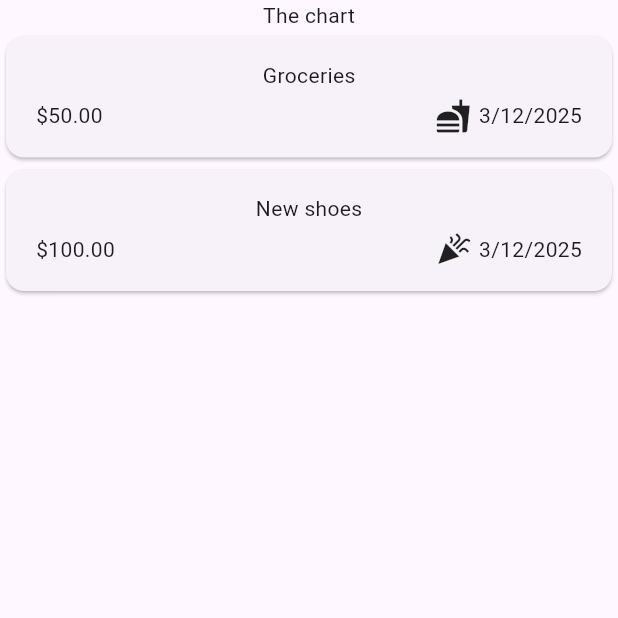
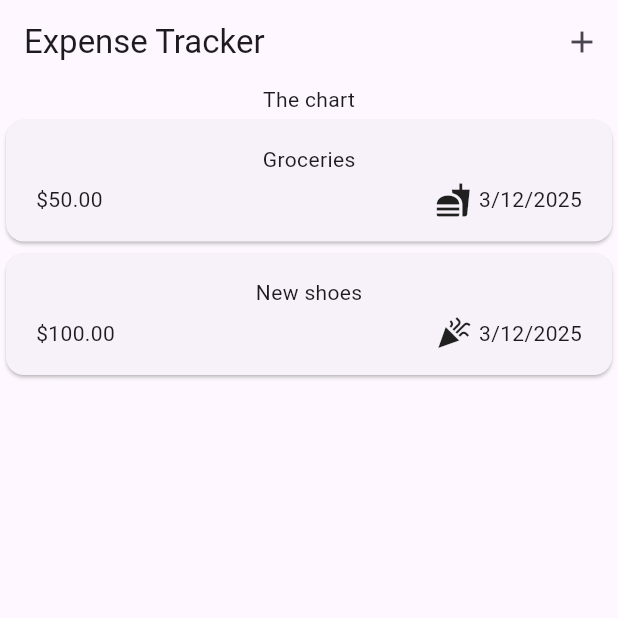
Before and after one commit to satyampra73/Expense_Tracker, a Flutter app: the screen it shows after launch, on a phone screen of 412 x 824 dp, the top half of it. Run offline on Flutter 3.47's test engine with Material 3 defaults, Android fonts, the phone set to English and light mode, and no system bars.

Commit message:
Working on Bottom sheet for Add Expense

```diff
--- a/lib/main.dart
+++ b/lib/main.dart
@@ -10,7 +10,8 @@ class MainApp extends StatelessWidget {
 
   @override
   Widget build(BuildContext context) {
-    return const MaterialApp(
+    return MaterialApp(
+      theme:ThemeData(useMaterial3: true),
       home:Expenses()
     );
   }
--- a/lib/widgets/expenses.dart
+++ b/lib/widgets/expenses.dart
@@ -1,5 +1,6 @@
 import 'package:expense_tracker/widgets/expenses_list/expenses_list.dart';
 import 'package:expense_tracker/model/expense.dart';
+import 'package:expense_tracker/widgets/new_expense.dart';
 import 'package:flutter/material.dart';
 
 class Expenses extends StatefulWidget {
@@ -25,9 +26,27 @@ class _ExpensesState extends State<Expenses> {
     ),
   ];
 
+  void _openAddExpenseOverlay() {
+    showModalBottomSheet(
+      context: context,
+      builder: (ctx) => NewExpense()
+      );
+  }
+
   @override
   Widget build(BuildContext context) {
     return Scaffold(
+      appBar: AppBar(
+        title: Text("Expense Tracker"),
+        actions: [
+          IconButton(
+            onPressed: () {
+              _openAddExpenseOverlay();
+            },
+            icon: Icon(Icons.add),
+          ),
+        ],
+      ),
       body: Column(
         children: [
           Text('The chart'),
--- a/lib/widgets/expenses_list/expense_item.dart
+++ b/lib/widgets/expenses_list/expense_item.dart
@@ -1,5 +1,4 @@
 import 'package:expense_tracker/model/expense.dart';
-import 'package:flutter/cupertino.dart';
 import 'package:flutter/material.dart';
 
 class ExpenseItem extends StatelessWidget {
```
Also changed, not shown: lib/widgets/new_expense.dart (added, +31 -0 lines).
